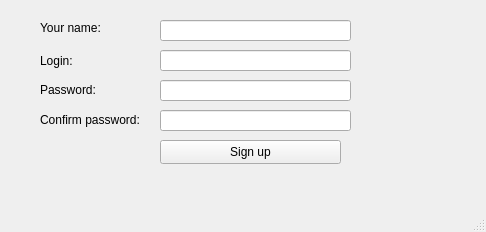
BelBank/Bank, file BelBank/BelBank/Registration.ui: the form before one commit.
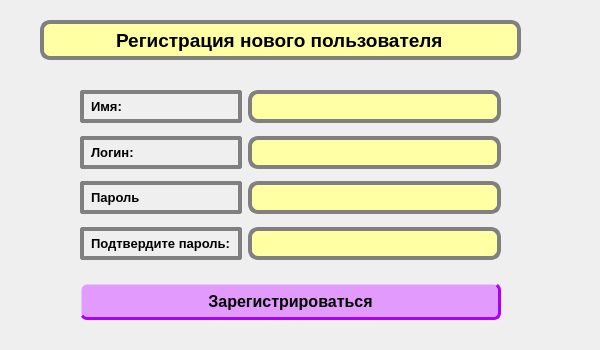
The form after the commit.

Patch:
```diff
--- a/BelBank/BelBank/Registration.ui
+++ b/BelBank/BelBank/Registration.ui
@@ -6,143 +6,421 @@
    <rect>
     <x>0</x>
     <y>0</y>
-    <width>486</width>
-    <height>232</height>
+    <width>600</width>
+    <height>350</height>
    </rect>
   </property>
+  <property name="sizePolicy">
+   <sizepolicy hsizetype="Fixed" vsizetype="Fixed">
+    <horstretch>0</horstretch>
+    <verstretch>0</verstretch>
+   </sizepolicy>
+  </property>
+  <property name="minimumSize">
+   <size>
+    <width>600</width>
+    <height>350</height>
+   </size>
+  </property>
+  <property name="maximumSize">
+   <size>
+    <width>600</width>
+    <height>350</height>
+   </size>
+  </property>
   <property name="windowTitle">
    <string>MainWindow</string>
   </property>
   <widget class="QWidget" name="centralwidget">
-   <widget class="QLineEdit" name="LE_new_login">
+   <property name="minimumSize">
+    <size>
+     <width>600</width>
+     <height>350</height>
+    </size>
+   </property>
+   <property name="maximumSize">
+    <size>
+     <width>600</width>
+     <height>350</height>
+    </size>
+   </property>
+   <widget class="QWidget" name="gridLayoutWidget">
     <property name="geometry">
      <rect>
-      <x>160</x>
-      <y>50</y>
-      <width>191</width>
-      <height>21</height>
+      <x>80</x>
+      <y>90</y>
+      <width>421</width>
+      <height>230</height>
      </rect>
     </property>
-    <property name="maxLength">
-     <number>30</number>
-    </property>
+    <layout class="QGridLayout" name="gridLayout">
+     <item row="4" column="1">
+      <widget class="QLineEdit" name="LE_new_password">
+       <property name="font">
+        <font>
+         <pointsize>12</pointsize>
+        </font>
+       </property>
+       <property name="styleSheet">
+        <string notr="true">QLineEdit{
+    border: 4px solid gray;
+	    border-radius: 10px;
+    padding: 2px;
+	
+	background-color: rgb(255, 255, 164);
+    selection-background-color: darkgray;
+}
+
+QLineEdit[echoMode=&quot;2&quot;] {
+    lineedit-password-character: 9679;
+}</string>
+       </property>
+       <property name="text">
+        <string/>
+       </property>
+       <property name="maxLength">
+        <number>16</number>
+       </property>
+       <property name="echoMode">
+        <enum>QLineEdit::PasswordEchoOnEdit</enum>
+       </property>
+       <property name="alignment">
+        <set>Qt::AlignCenter</set>
+       </property>
+       <property name="readOnly">
+        <bool>false</bool>
+       </property>
+      </widget>
+     </item>
+     <item row="7" column="0">
+      <spacer name="verticalSpacer">
+       <property name="orientation">
+        <enum>Qt::Vertical</enum>
+       </property>
+       <property name="sizeHint" stdset="0">
+        <size>
+         <width>20</width>
+         <height>50</height>
+        </size>
+       </property>
+      </spacer>
+     </item>
+     <item row="5" column="1">
+      <spacer name="verticalSpacer_2">
+       <property name="orientation">
+        <enum>Qt::Vertical</enum>
+       </property>
+       <property name="sizeHint" stdset="0">
+        <size>
+         <width>20</width>
+         <height>40</height>
+        </size>
+       </property>
+      </spacer>
+     </item>
+     <item row="6" column="0">
+      <widget class="QLabel" name="label_3">
+       <property name="font">
+        <font>
+         <pointsize>10</pointsize>
+         <italic>false</italic>
+         <bold>true</bold>
+        </font>
+       </property>
+       <property name="styleSheet">
+        <string notr="true">QFrame, QLabel, QToolTip {
+	font: 700 10pt &quot;Segoe UI&quot;;
+    border: 4px solid gray;
+    border-radius: 3px;
+    padding: 4px;
+}</string>
+       </property>
+       <property name="text">
+        <string>Подтвердите пароль:</string>
+       </property>
+      </widget>
+     </item>
+     <item row="0" column="0">
+      <widget class="QLabel" name="label_4">
+       <property name="font">
+        <font>
+         <pointsize>10</pointsize>
+         <italic>false</italic>
+         <bold>true</bold>
+        </font>
+       </property>
+       <property name="styleSheet">
+        <string notr="true">QFrame, QLabel, QToolTip {
+	font: 700 10pt &quot;Segoe UI&quot;;
+    border: 4px solid gray;
+    border-radius: 3px;
+    padding: 4px;
+}</string>
+       </property>
+       <property name="text">
+        <string>Имя:</string>
+       </property>
+      </widget>
+     </item>
+     <item row="8" column="0" colspan="2">
+      <widget class="QPushButton" name="PB_sign_up">
+       <property name="font">
+        <font>
+         <pointsize>12</pointsize>
+         <bold>true</bold>
+        </font>
+       </property>
+       <property name="styleSheet">
+        <string notr="true">QPushButton {
+    background-color:  rgb(226, 154, 252);
+    border-style: solid;
+    border-width: 3px;
+       border-radius: 7px;
+    border-bottom-color: rgb(170, 0, 255);
+    border-right-color: rgb(170, 0, 255);
+    padding: 6px;
+}
+QPushButton:hover{
+	background-color: rgb(205, 105, 255);
+}
+QPushButton:pressed {
+background-color: rgb(191, 0, 255);
+    border-style: solid;
+	border-color:  rgb(226, 154, 252);
+
+}</string>
+       </property>
+       <property name="text">
+        <string>Зарегистрироваться</string>
+       </property>
+      </widget>
+     </item>
+     <item row="4" column="0">
+      <widget class="QLabel" name="label_2">
+       <property name="font">
+        <font>
+         <pointsize>10</pointsize>
+         <italic>false</italic>
+         <bold>true</bold>
+        </font>
+       </property>
+       <property name="styleSheet">
+        <string notr="true">QFrame, QLabel, QToolTip {
+	font: 700 10pt &quot;Segoe UI&quot;;
+    border: 4px solid gray;
+    border-radius: 3px;
+    padding: 4px;
+}</string>
+       </property>
+       <property name="text">
+        <string>Пароль</string>
+       </property>
+      </widget>
+     </item>
+     <item row="0" column="1">
+      <widget class="QLineEdit" name="LE_name">
+       <property name="font">
+        <font>
+         <pointsize>12</pointsize>
+        </font>
+       </property>
+       <property name="styleSheet">
+        <string notr="true">QLineEdit{
+    border: 4px solid gray;
+	    border-radius: 10px;
+    padding: 2px;
+	
+	background-color: rgb(255, 255, 164);
+    selection-background-color: darkgray;
+}
+
+QLineEdit[echoMode=&quot;2&quot;] {
+    lineedit-password-character: 9679;
+}</string>
+       </property>
+       <property name="text">
+        <string/>
+       </property>
+       <property name="maxLength">
+        <number>40</number>
+       </property>
+       <property name="alignment">
+        <set>Qt::AlignCenter</set>
+       </property>
+       <property name="readOnly">
+        <bool>false</bool>
+       </property>
+      </widget>
+     </item>
+     <item row="6" column="1">
+      <widget class="QLineEdit" name="LE_confirm_password">
+       <property name="font">
+        <font>
+         <pointsize>12</pointsize>
+        </font>
+       </property>
+       <property name="styleSheet">
+        <string notr="true">QLineEdit{
+    border: 4px solid gray;
+	    border-radius: 10px;
+    padding: 2px;
+	
+	background-color: rgb(255, 255, 164);
+    selection-background-color: darkgray;
+}
+
+QLineEdit[echoMode=&quot;2&quot;] {
+    lineedit-password-character: 9679;
+}</string>
+       </property>
+       <property name="text">
+        <string/>
+       </property>
+       <property name="maxLength">
+        <number>16</number>
+       </property>
+       <property name="echoMode">
+        <enum>QLineEdit::PasswordEchoOnEdit</enum>
+       </property>
+       <property name="alignment">
+        <set>Qt::AlignCenter</set>
+       </property>
+       <property name="readOnly">
+        <bool>false</bool>
+       </property>
+      </widget>
+     </item>
+     <item row="2" column="1">
+      <widget class="QLineEdit" name="LE_new_login">
+       <property name="font">
+        <font>
+         <pointsize>12</pointsize>
+        </font>
+       </property>
+       <property name="styleSheet">
+        <string notr="true">QLineEdit{
+    border: 4px solid gray;
+	    border-radius: 10px;
+    padding: 2px;
+	
+	background-color: rgb(255, 255, 164);
+    selection-background-color: darkgray;
+}
+
+QLineEdit[echoMode=&quot;2&quot;] {
+    lineedit-password-character: 9679;
+}</string>
+       </property>
+       <property name="text">
+        <string/>
+       </property>
+       <property name="maxLength">
+        <number>30</number>
+       </property>
+       <property name="alignment">
+        <set>Qt::AlignCenter</set>
+       </property>
+       <property name="readOnly">
+        <bool>false</bool>
+       </property>
+      </widget>
+     </item>
+     <item row="2" column="0">
+      <widget class="QLabel" name="label">
+       <property name="font">
+        <font>
+         <pointsize>10</pointsize>
+         <italic>false</italic>
+         <bold>true</bold>
+        </font>
+       </property>
+       <property name="styleSheet">
+        <string notr="true">QFrame, QLabel, QToolTip {
+	font: 700 10pt &quot;Segoe UI&quot;;
+    border: 4px solid gray;
+    border-radius: 3px;
+    padding: 4px;
+}</string>
+       </property>
+       <property name="text">
+        <string>Логин:</string>
+       </property>
+      </widget>
+     </item>
+     <item row="3" column="1">
+      <spacer name="verticalSpacer_3">
+       <property name="orientation">
+        <enum>Qt::Vertical</enum>
+       </property>
+       <property name="sizeHint" stdset="0">
+        <size>
+         <width>20</width>
+         <height>40</height>
+        </size>
+       </property>
+      </spacer>
+     </item>
+     <item row="1" column="1">
+      <spacer name="verticalSpacer_4">
+       <property name="orientation">
+        <enum>Qt::Vertical</enum>
+       </property>
+       <property name="sizeHint" stdset="0">
+        <size>
+         <width>20</width>
+         <height>40</height>
+        </size>
+       </property>
+      </spacer>
+     </item>
+    </layout>
    </widget>
-   <widget class="QLineEdit" name="LE_new_password">
+   <widget class="QLineEdit" name="lineEdit">
     <property name="geometry">
      <rect>
-      <x>160</x>
-      <y>80</y>
-      <width>191</width>
-      <height>21</height>
-     </rect>
-    </property>
-    <property name="maxLength">
-     <number>16</number>
-    </property>
-   </widget>
-   <widget class="QLineEdit" name="LE_confirm_password">
-    <property name="geometry">
-     <rect>
-      <x>160</x>
-      <y>110</y>
-      <width>191</width>
-      <height>21</height>
-     </rect>
-    </property>
-    <property name="maxLength">
-     <number>16</number>
-    </property>
-   </widget>
-   <widget class="QLabel" name="label">
-    <property name="geometry">
-     <rect>
       <x>40</x>
-      <y>50</y>
-      <width>121</width>
-      <height>21</height>
+      <y>20</y>
+      <width>481</width>
+      <height>40</height>
      </rect>
     </property>
-    <property name="text">
-     <string>Login:</string>
+    <property name="minimumSize">
+     <size>
+      <width>450</width>
+      <height>40</height>
+     </size>
     </property>
-   </widget>
-   <widget class="QLabel" name="label_2">
-    <property name="geometry">
-     <rect>
-      <x>40</x>
-      <y>80</y>
-      <width>121</width>
-      <height>20</height>
-     </rect>
+    <property name="font">
+     <font>
+      <pointsize>14</pointsize>
+      <bold>true</bold>
+     </font>
     </property>
-    <property name="text">
-     <string>Password:</string>
+    <property name="styleSheet">
+     <string notr="true">QLineEdit{
+    border: 4px solid gray;
+	    border-radius: 10px;
+    padding: 2px;
+	
+	background-color: rgb(255, 255, 164);
+    selection-background-color: darkgray;
+}
+
+QLineEdit[echoMode=&quot;2&quot;] {
+    lineedit-password-character: 9679;
+}</string>
     </property>
-   </widget>
-   <widget class="QLabel" name="label_3">
-    <property name="geometry">
-     <rect>
-      <x>40</x>
-      <y>110</y>
-      <width>111</width>
-      <height>20</height>
-     </rect>
-    </property>
     <property name="text">
-     <string>Confirm password:</string>
+     <string>Регистрация нового пользователя</string>
     </property>
-   </widget>
-   <widget class="QPushButton" name="PB_sign_up">
-    <property name="geometry">
-     <rect>
-      <x>160</x>
-      <y>140</y>
-      <width>181</width>
-      <height>24</height>
-     </rect>
+    <property name="alignment">
+     <set>Qt::AlignCenter</set>
     </property>
-    <property name="text">
-     <string>Sign up</string>
+    <property name="readOnly">
+     <bool>true</bool>
     </property>
    </widget>
-   <widget class="QLineEdit" name="LE_name">
-    <property name="geometry">
-     <rect>
-      <x>160</x>
-      <y>20</y>
-      <width>191</width>
-      <height>21</height>
-     </rect>
-    </property>
-    <property name="maxLength">
-     <number>40</number>
-    </property>
-   </widget>
-   <widget class="QLabel" name="label_4">
-    <property name="geometry">
-     <rect>
-      <x>40</x>
-      <y>20</y>
-      <width>91</width>
-      <height>16</height>
-     </rect>
-    </property>
-    <property name="text">
-     <string>Your name:</string>
-    </property>
-   </widget>
   </widget>
-  <widget class="QMenuBar" name="menubar">
-   <property name="geometry">
-    <rect>
-     <x>0</x>
-     <y>0</y>
-     <width>486</width>
-     <height>22</height>
-    </rect>
-   </property>
-  </widget>
-  <widget class="QStatusBar" name="statusbar"/>
  </widget>
  <resources/>
  <connections/>
```
